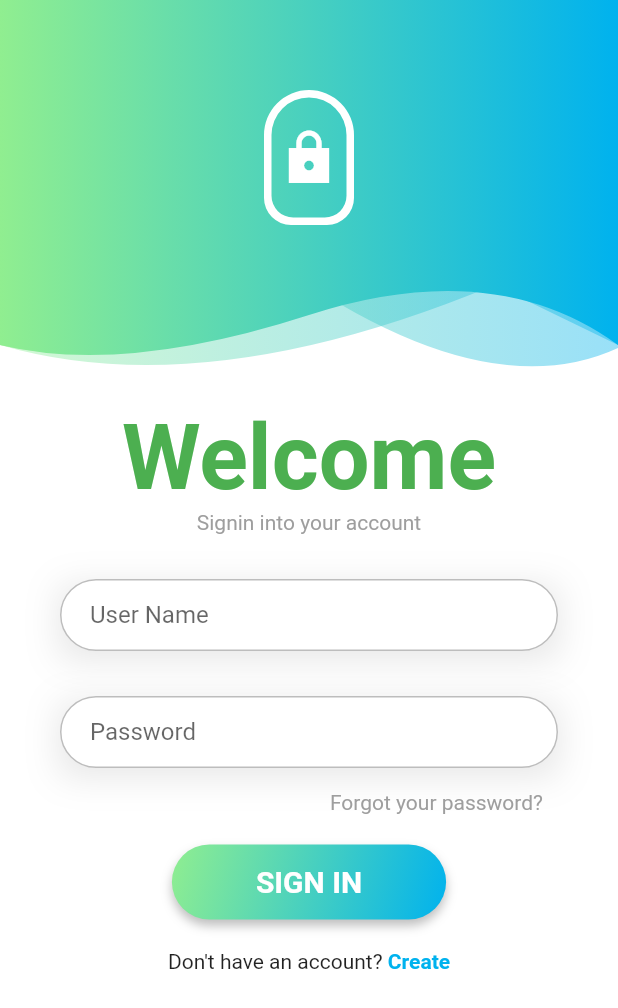
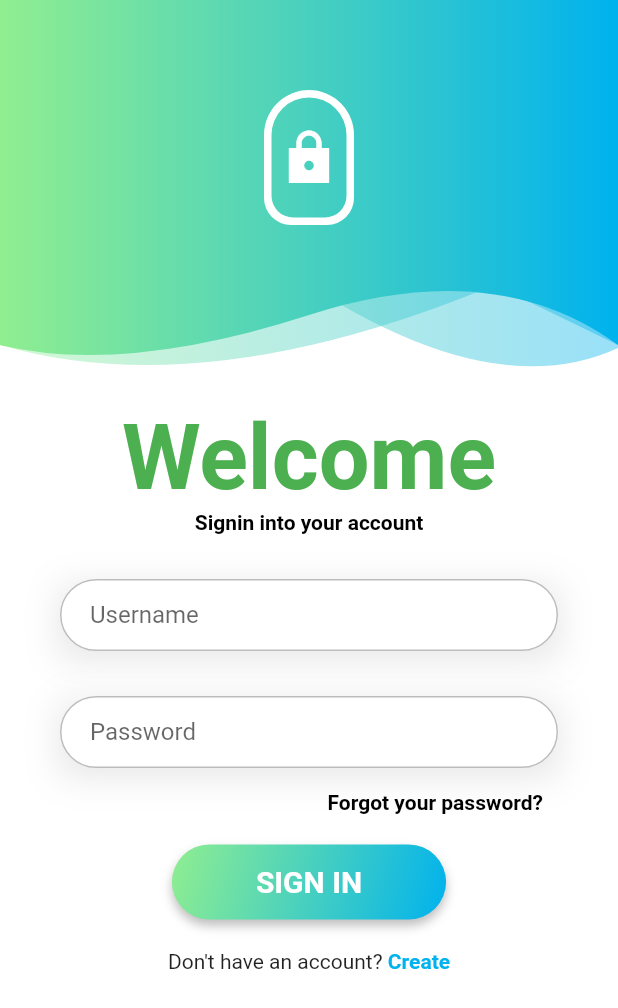
Before and after one commit to Titus-Bitek/Adventures, a Flutter app: the screen it shows after launch, on a phone screen of 412 x 824 dp. Shown: the top 1008 px of the screen. Run offline on Flutter 3.47's test engine with Material 2 defaults, Android fonts, the phone set to English and light mode, and no system bars; our stand-ins replace font_awesome_flutter, hexcolor, otp_text_field.

Commit message:
changed textstyle

```diff
--- a/lib/pages/login_page.dart
+++ b/lib/pages/login_page.dart
@@ -48,7 +48,8 @@ class _LoginPageState extends State<LoginPage> {
                       ),
                       Text(
                         'Signin into your account',
-                        style: TextStyle(color: Colors.grey),
+                        style: TextStyle(
+                            color: Colors.black, fontWeight: FontWeight.bold),
                       ),
                       SizedBox(height: 30.0),
                       Form(
@@ -58,8 +59,8 @@ class _LoginPageState extends State<LoginPage> {
                               Container(
                                 child: TextField(
                                   decoration: ThemeHelper().textInputDecoration(
-                                      'User Name', 'Enter your user name'),
-                                  style: TextStyle(color: Colors.red),
+                                      'Username', 'Enter your user name'),
+                                  style: TextStyle(color: Colors.black26),
                                 ),
                                 decoration:
                                     ThemeHelper().inputBoxDecorationShaddow(),
@@ -70,6 +71,7 @@ class _LoginPageState extends State<LoginPage> {
                                   obscureText: true,
                                   decoration: ThemeHelper().textInputDecoration(
                                       'Password', 'Enter your password'),
+                                  style: TextStyle(color: Colors.black),
                                 ),
                                 decoration:
                                     ThemeHelper().inputBoxDecorationShaddow(),
@@ -90,7 +92,9 @@ class _LoginPageState extends State<LoginPage> {
                                   child: Text(
                                     "Forgot your password?",
                                     style: TextStyle(
-                                      color: Colors.grey,
+                                      color: Colors.black,
+                                      fontWeight: FontWeight.bold,
+                                      //color: Colors.black,
                                     ),
                                   ),
                                 ),
```
